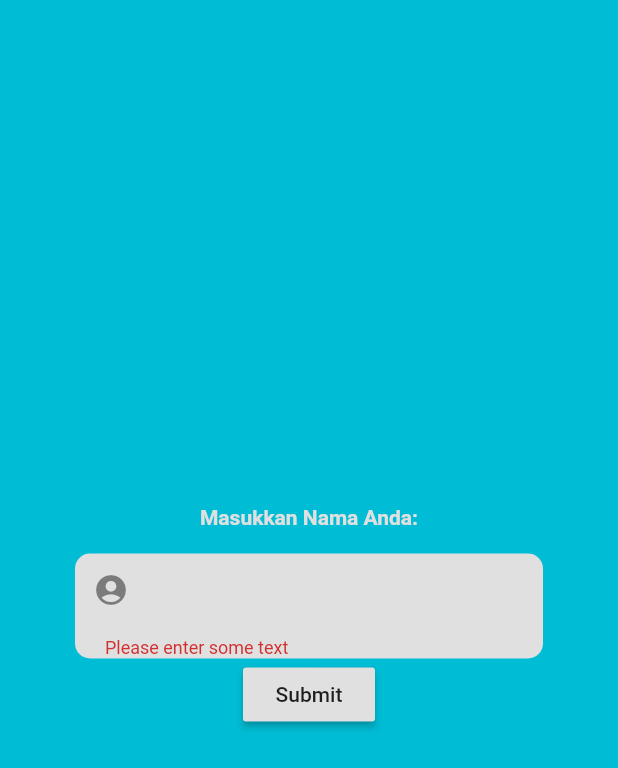
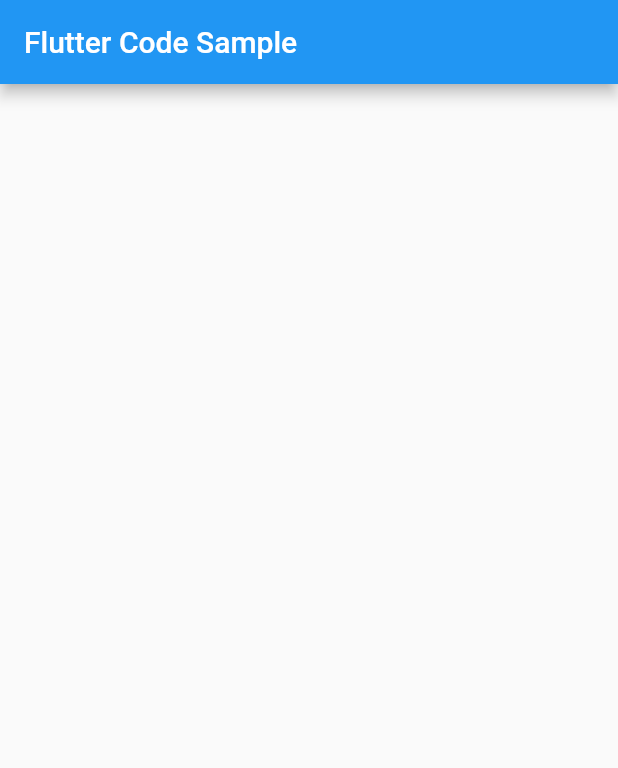
Before and after one commit to dzakwandp/TugasUAS, a Flutter app: the screen it shows after launch, after a tap on "Submit", on a phone screen of 412 x 824 dp. Shown: the top 768 px of the screen. Run offline on Flutter 3.47's test engine with Material 2 defaults, Android fonts, the light colour scheme and no system bars.

Commit message:
tambah page

```diff
--- a/lib/homeview.dart
+++ b/lib/homeview.dart
@@ -1,3 +1,4 @@
+import 'package:Halo_Halo/survey.dart';
 import 'package:flutter/material.dart';
 
 class MyCustomForm extends StatefulWidget {
@@ -63,6 +64,7 @@
           .of(context)
           .showSnackBar(SnackBar(content: Text('Selamat datang $_nama')));
     }
+    Navigator.push(context, MaterialPageRoute (builder: (context) => SurveyPage()),);
   },
   child: Text('Submit'),
 ),
--- a/lib/survey.dart
+++ b/lib/survey.dart
@@ -1,8 +1,24 @@
 import 'package:flutter/material.dart';
+import 'homeview.dart';
 
-// class SurveyPage extends StatefulWidget {
-//   @override
-//   MyCustomFormState createState() {
-//     return MyCustomFormState();
-//   }
-// }
+class SurveyPage extends StatefulWidget {
+  @override
+  Surveys createState() {
+    return Surveys();
+  }
+}
+
+class Surveys extends State<SurveyPage>{
+  static const String _title = 'Flutter Code Sample';
+
+  @override
+  Widget build(BuildContext context) {
+    return MaterialApp(
+      title: _title,
+      home: Scaffold(
+        appBar: AppBar(title: const Text(_title)),
+      ),
+    );
+  }
+
+}
```
